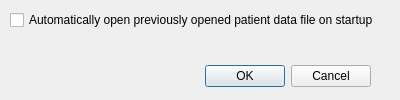
Old version of the form settingswindow.ui in the repository svenwml/Leuki.
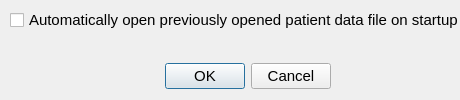
New version of the form.

Commit message: font site change in settings window

The edit to the form file:
```diff
--- a/settingswindow.ui
+++ b/settingswindow.ui
@@ -6,19 +6,24 @@
    <rect>
     <x>0</x>
     <y>0</y>
-    <width>400</width>
+    <width>460</width>
     <height>100</height>
    </rect>
   </property>
+  <property name="font">
+   <font>
+    <pointsize>11</pointsize>
+   </font>
+  </property>
   <property name="windowTitle">
    <string>Leuki Settings</string>
   </property>
   <widget class="QDialogButtonBox" name="buttonBox">
    <property name="geometry">
     <rect>
-     <x>30</x>
+     <x>160</x>
      <y>60</y>
-     <width>341</width>
+     <width>171</width>
      <height>32</height>
     </rect>
    </property>
@@ -34,7 +39,7 @@
     <rect>
      <x>10</x>
      <y>10</y>
-     <width>371</width>
+     <width>451</width>
      <height>20</height>
     </rect>
    </property>
```
